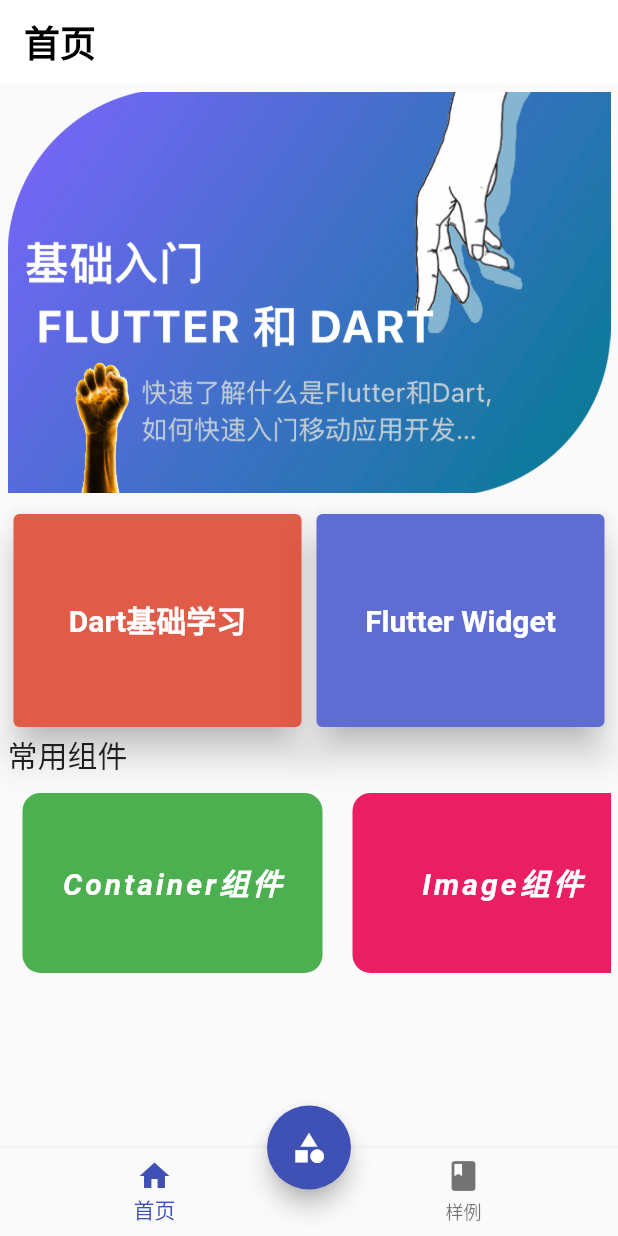
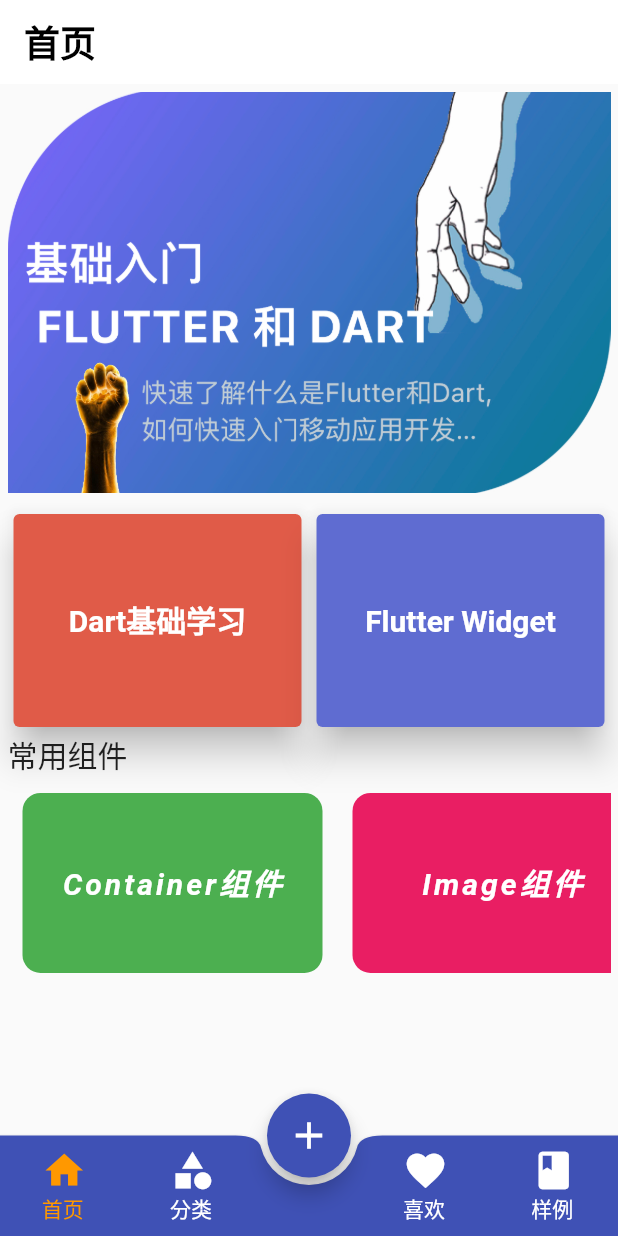
Before and after one commit to mqxu/flutter_learning, a Flutter app: the screen it shows after launch, on a phone screen of 412 x 824 dp. Run offline on Flutter 3.47's test engine with Material 2 defaults, Android fonts, the phone set to English and light mode, and no system bars; our stand-ins replace community_material_icon, google_fonts.

Commit message:
feat: 重构底部导航

```diff
--- a/flutter_demo/lib/bottom/index.dart
+++ b/flutter_demo/lib/bottom/index.dart
@@ -1,4 +1,6 @@
 import 'package:flutter/material.dart';
+import 'package:flutter_demo/bottom/category_page.dart';
+import 'package:flutter_demo/bottom/favorite_page.dart';
 import 'package:flutter_demo/bottom/home_page.dart';
 import 'package:flutter_demo/bottom/sample_page.dart';
 
@@ -12,46 +14,127 @@ class Index extends StatefulWidget {
 class _IndexState extends State<Index> {
   var _currentIndex = 0;
 
+  final iconsMap = {
+    "首页": Icons.home,
+    "分类": Icons.category,
+    "喜欢": Icons.favorite,
+    "样例": Icons.book,
+  };
+
   @override
   Widget build(BuildContext context) {
-    return Scaffold(
-      backgroundColor: Colors.purple.withAlpha(22),
+    return SizedBox(
+      width: MediaQuery.of(context).size.width,
+      height: 180,
+      child: Scaffold(
+        // backgroundColor: Colors.purple.withAlpha(22),
+        // appBar: AppBar(
+        //   title: const Text('自定义底部导航'),
+        // ),
         floatingActionButton: FloatingActionButton(
-        onPressed: () => {Navigator.pushNamed(context, '/category')},
-        child: const Icon(Icons.category),
+          onPressed: () => Navigator.of(context).pushNamed('/add'),
+          child: const Icon(
+            Icons.add,
+            size: 30,
           ),
+        ),
+        bottomNavigationBar: _buildBottomAppBar(),
         floatingActionButtonLocation: FloatingActionButtonLocation.centerDocked,
+        // body: _buildContent(),
         body: IndexedStack(
           index: _currentIndex,
           children: const [
             HomePage(),
-          // CategoryPage(),
+            CategoryPage(),
+            FavoritePage(),
             SamplePage(),
           ],
         ),
-      bottomNavigationBar: BottomNavigationBar(
-        elevation: 3,
-        currentIndex: _currentIndex,
-        items: const [
-          BottomNavigationBarItem(
-            icon: Icon(
-              Icons.home,
       ),
-            label: '首页',
-          ),
-          BottomNavigationBarItem(
-            icon: Icon(
-              Icons.book,
-            ),
-            label: '样例',
-          ),
-        ],
-        onTap: (index) {
-          setState(() {
-            _currentIndex = index;
-          });
-        },
+    );
+    // return Scaffold(
+    //   backgroundColor: Colors.purple.withAlpha(22),
+    //   floatingActionButton: FloatingActionButton(
+    //     onPressed: () => {Navigator.pushNamed(context, '/category')},
+    //     child: const Icon(Icons.category),
+    //   ),
+    //   floatingActionButtonLocation: FloatingActionButtonLocation.centerDocked,
+    //   body: IndexedStack(
+    //     index: _currentIndex,
+    //     children: const [
+    //       HomePage(),
+    //       // CategoryPage(),
+    //       SamplePage(),
+    //     ],
+    //   ),
+    //   bottomNavigationBar: BottomNavigationBar(
+    //     elevation: 3,
+    //     currentIndex: _currentIndex,
+    //     items: const [
+    //       BottomNavigationBarItem(
+    //         icon: Icon(
+    //           Icons.home,
+    //         ),
+    //         label: '首页',
+    //       ),
+    //       BottomNavigationBarItem(
+    //         icon: Icon(
+    //           Icons.book,
+    //         ),
+    //         label: '样例',
+    //       ),
+    //     ],
+    //     onTap: (index) {
+    //       setState(() {
+    //         _currentIndex = index;
+    //       });
+    //     },
+    //   ),
+    // );
+  }
+
+  Widget _buildBottomAppBar() {
+    return BottomAppBar(
+      elevation: 2,
+      shape: const CircularNotchedRectangle(),
+      // 悬浮按钮外边距
+      notchMargin: 5,
+      color: Colors.indigo,
+      child: Row(
+        mainAxisAlignment: MainAxisAlignment.spaceAround,
+        children: info.asMap().keys.map((i) => _buildChild(i)).toList()
+          ..insertAll(2, [const SizedBox(width: 30)]),
       ),
     );
   }
+
+  Widget _buildChild(int i) {
+    var active = i == _currentIndex;
+    return Padding(
+      padding: const EdgeInsets.all(8.0),
+      child: GestureDetector(
+        onTap: () => setState(() => _currentIndex = i),
+        child: Wrap(
+          direction: Axis.vertical,
+          alignment: WrapAlignment.center,
+          children: <Widget>[
+            Icon(
+              iconsMap[info[i]],
+              color: active ? Colors.orange : Colors.white,
+              size: 30,
+            ),
+            Text(
+              info[i],
+              style: TextStyle(
+                color: active ? Colors.orange : Colors.white,
+                fontSize: 14,
+              ),
+            ),
+          ],
+        ),
+      ),
+    );
   }
+
+  List<String> get info => iconsMap.keys.toList();
+}
--- a/flutter_demo/lib/bottom/sample_page.dart
+++ b/flutter_demo/lib/bottom/sample_page.dart
@@ -69,14 +69,14 @@ class _SamplePageState extends State<SamplePage> {
         height: 100.0,
         color: Colors.cyan,
         title: '音乐播放器样例',
-        url: '/play-music',
+        url: '/musicplayer',
       ),
       Info(
         width: 400.0,
         height: 100.0,
         color: Colors.blue,
-        title: '导航翻转效果样例',
-        url: '/navigator-inverse',
+        title: 'demo样例',
+        url: '/demo',
       ),
       Info(
         width: 400.0,
--- a/flutter_demo/lib/common/data.dart
+++ b/flutter_demo/lib/common/data.dart
@@ -76,15 +76,10 @@ final statelessList = <ContainerInfo>[
       'GridTile', 'Flutter提供的一个通用列表条目结构，可指定头、尾、子组件，常用于网格列表。', '/gridtile'),
   ContainerInfo('AboutListTile',
       '一个点击条目，点击时可以弹出应用相关信息，可指定应用图标、应用名、应用版本号等信息和内部的子组件列表。', '/aboutlisttile'),
-  // ContainerInfo('DataTable', '表格组件，可以指定点击、修改、排序等操作。', '/datatable'),
   ContainerInfo(
       'Spacer',
       '只能用于Row、Column和Flex布局中，可利用剩余空间进行占位，使用flex属性可以给多个Spacer按比例分配空间。',
       '/spacer'),
-  // ContainerInfo(
-  //     'AnimatedIcon',
-  //     '使用AnimatedIcon的图标数据，可以根据一个动画控制器来使图标获得动画效果，可指定图标的大小、颜色等。',
-  //     '/animatedicon'),
   ContainerInfo('AlertDialog',
       '一个通用的对话框结构，可指定头、中、尾处的组件。拥有标题、内容的文字样式和边距、影深、形状等属性。', '/alertdialog'),
 ];
@@ -94,4 +89,5 @@ final statefulList = <ContainerInfo>[
       'Image', '用于显示一张图片，可以从文件、内存、网络、资源里加载，可以指定适应方式、样式、颜色混合模式、重复模式。', '/image'),
   ContainerInfo(
       'SliverAppBar', 'SliverAppBar组件可以实现页面头部区域展开、折叠的效果。', '/sliverappbar'),
+  ContainerInfo('CustomBottomAppBar', '自定义底部tab bar。', '/custombottomappbar'),
 ];
--- a/flutter_demo/pubspec.yaml
+++ b/flutter_demo/pubspec.yaml
@@ -1,6 +1,5 @@
 name: flutter_demo
 description: A new Flutter project.
-publish_to: 'none' # Remove this line if you wish to publish to pub.dev
 version: 1.0.0+1
 
 environment:
@@ -10,6 +9,7 @@ dependencies:
   flutter:
     sdk: flutter
   cupertino_icons: ^1.0.2
+  provider: ^6.0.3
 
 dev_dependencies:
   flutter_test:
```
Also changed, not shown: flutter_demo/lib/bottom/add_page.dart (added, +14 -0 lines), flutter_demo/lib/bottom/favorite_page.dart (added, +14 -0 lines), flutter_demo/lib/common/routes.dart (+8 -0 lines), flutter_demo/lib/sample/demo_page.dart (added, +208 -0 lines), flutter_demo/lib/sample/plant_shop.dart (+18 -18 lines), flutter_demo/lib/widget/stateful/custom_bottomappbar.dart (added, +104 -0 lines), flutter_demo/pubspec.lock. Lines whose indentation alone changed are shown as unchanged.
